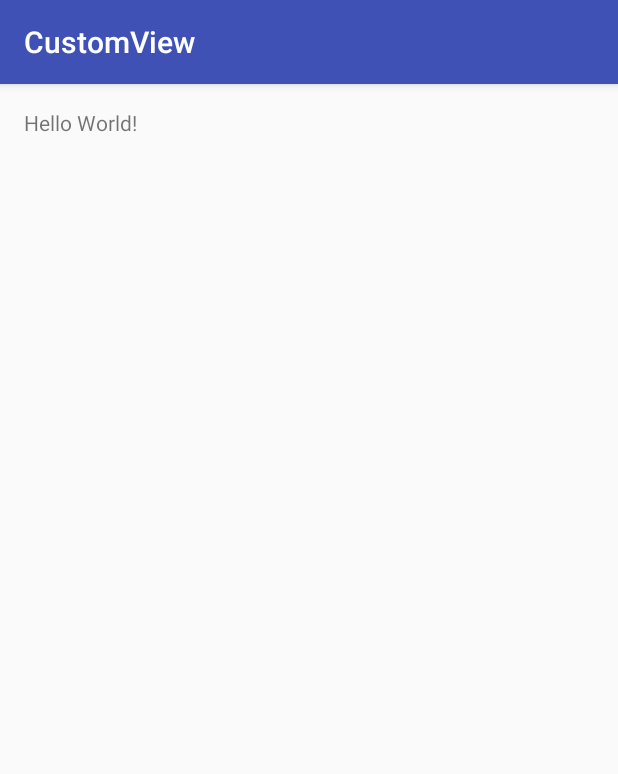
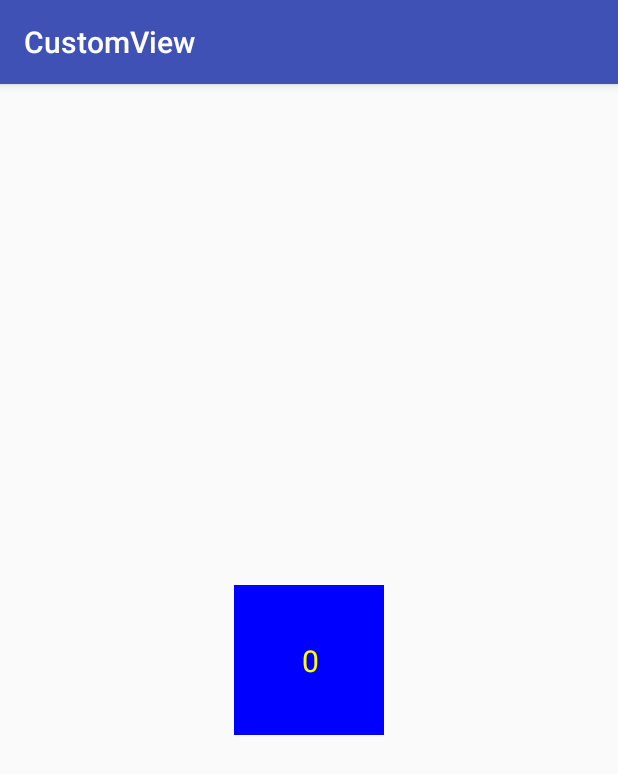
Before and after one commit to jin404861445lan/CustomView, an Android app: the screen it shows after launch (MainActivity), on a phone screen of 412 x 824 dp. Shown: the top 774 px of the screen. Run offline under Robolectric (Android 15) with nearby library versions, the phone set to English and light mode, and no system bars.

Commit message:
no message

```diff
--- /dev/null
+++ b/CustomView/app/src/main/java/com/zjn/customview/CustomView.java
@@ -0,0 +1,48 @@
+package com.zjn.customview;
+
+import android.content.Context;
+import android.graphics.Canvas;
+import android.graphics.Color;
+import android.graphics.Paint;
+import android.graphics.Rect;
+import android.util.AttributeSet;
+import android.view.View;
+
+/**
+ * Created by houtouke on 16/10/20.
+ */
+public class CustomView extends View implements View.OnClickListener {
+    private Paint mPaint;
+    private Rect mBounds;
+    private int mCount = 0;
+
+
+    public CustomView(Context context, AttributeSet attrs) {
+        super(context, attrs);
+        mPaint = new Paint(Paint.ANTI_ALIAS_FLAG);
+        mBounds = new Rect();
+        setOnClickListener(this);
+    }
+
+
+    @Override
+    protected void onDraw(Canvas canvas) {
+        super.onDraw(canvas);
+        mPaint.setColor(Color.BLUE);
+        canvas.drawRect(0, 0, getWidth(), getHeight(), mPaint);
+        mPaint.setColor(Color.YELLOW);
+        mPaint.setTextSize(30);
+        String text = String.valueOf(mCount);
+        mPaint.getTextBounds(text, 0, text.length(), mBounds);
+        float textWidth = mBounds.width();
+        float textHeight = mBounds.height();
+        canvas.drawText(text, getWidth() / 2 - textWidth / 2, getHeight() / 2
+                + textHeight / 2, mPaint);
+    }
+
+    @Override
+    public void onClick(View v) {
+        mCount++;
+        invalidate();//重绘
+    }
+}
--- a/CustomView/app/src/main/res/layout/activity_main.xml
+++ b/CustomView/app/src/main/res/layout/activity_main.xml
@@ -9,8 +9,9 @@
     android:paddingTop="@dimen/activity_vertical_margin"
     tools:context="com.zjn.customview.MainActivity">
 
-    <TextView
-        android:layout_width="wrap_content"
-        android:layout_height="wrap_content"
-        android:text="Hello World!" />
+    <com.zjn.customview.CustomView
+        android:layout_width="100dp"
+        android:layout_height="100dp"
+        android:layout_centerInParent="true" />
+
 </RelativeLayout>
```
Also changed, not shown: CustomView/app/src/main/java/com/zjn/customview/MainActivity.java (line endings or trailing spaces).
